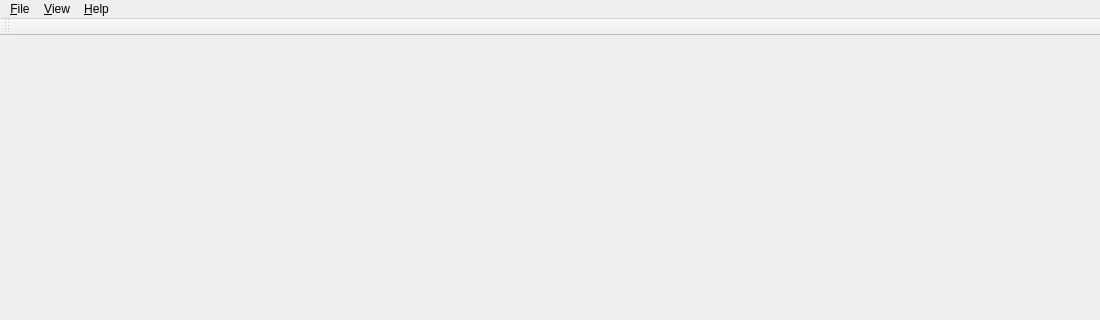
Old version of the form mainwindow.ui in the repository ekamperi/dicomviewer; both pictures show x 0 to 1100 and y 0 to 320 of the 1100 by 878 pixel window.
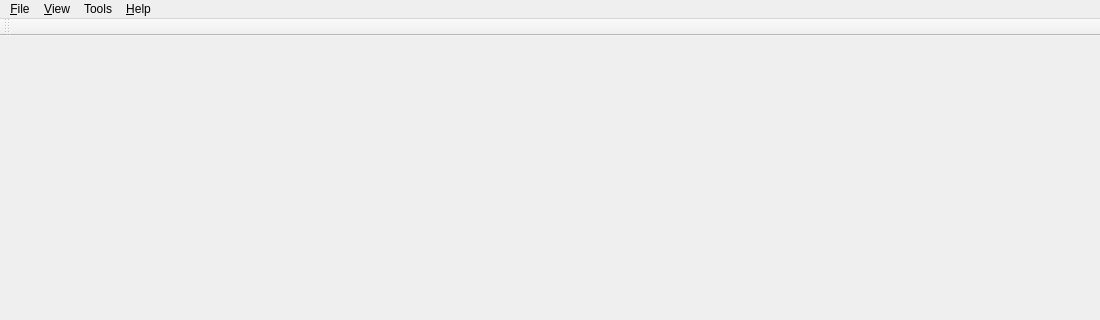
New version of the form.

```diff
--- a/mainwindow.ui
+++ b/mainwindow.ui
@@ -29,7 +29,7 @@
      <x>0</x>
      <y>0</y>
      <width>1100</width>
-     <height>25</height>
+     <height>22</height>
     </rect>
    </property>
    <widget class="QMenu" name="menuFile">
@@ -61,8 +61,22 @@
     </widget>
     <addaction name="menu_Layout"/>
    </widget>
+   <widget class="QMenu" name="menuTools">
+    <property name="title">
+     <string>Tools</string>
+    </property>
+    <widget class="QMenu" name="menuMeasure">
+     <property name="title">
+      <string>Measure</string>
+     </property>
+     <addaction name="actionDistance"/>
+     <addaction name="actionAngle"/>
+    </widget>
+    <addaction name="menuMeasure"/>
+   </widget>
    <addaction name="menuFile"/>
    <addaction name="menu_View"/>
+   <addaction name="menuTools"/>
    <addaction name="menuHelp"/>
   </widget>
   <widget class="QToolBar" name="mainToolBar">
```
Left out of the diff: 13 changed lines with no effect on the pictures.
